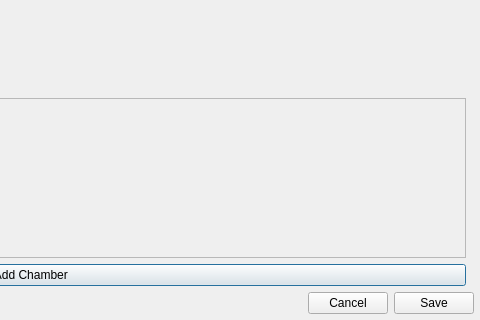
First picture: the form in src/gui/ui/skin_config_dialog.ui, repository techandpeople/SoftEdIBO, before the edit; both pictures show x 420 to 900 and y 300 to 620 of the 900 by 620 pixel window.
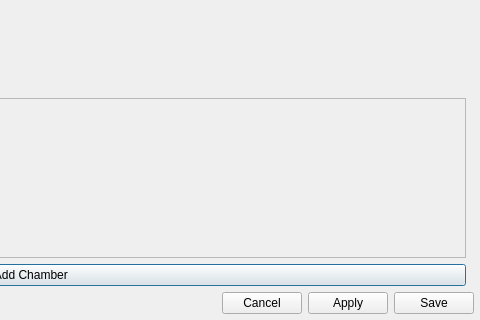
Second picture: the form after the edit.

What changed in the file:
```diff
--- a/src/gui/ui/skin_config_dialog.ui
+++ b/src/gui/ui/skin_config_dialog.ui
@@ -135,6 +135,12 @@
        <property name="text"><string>Cancel</string></property>
       </widget>
      </item>
+     <item>
+      <widget class="QPushButton" name="apply_btn">
+       <property name="whatsThis"><string>Save this skin to settings.yaml without closing the dialog, so you can keep tweaking the pressure limits and re-test the actuators. Same as Save but leaves the dialog open.</string></property>
+       <property name="text"><string>Apply</string></property>
+      </widget>
+     </item>
      <item>
       <widget class="QPushButton" name="save_btn">
        <property name="whatsThis"><string>Write this skin to settings.yaml. Pressure limits are pushed to the node so chambers stay protected even if the PC disconnects.</string></property>
```
